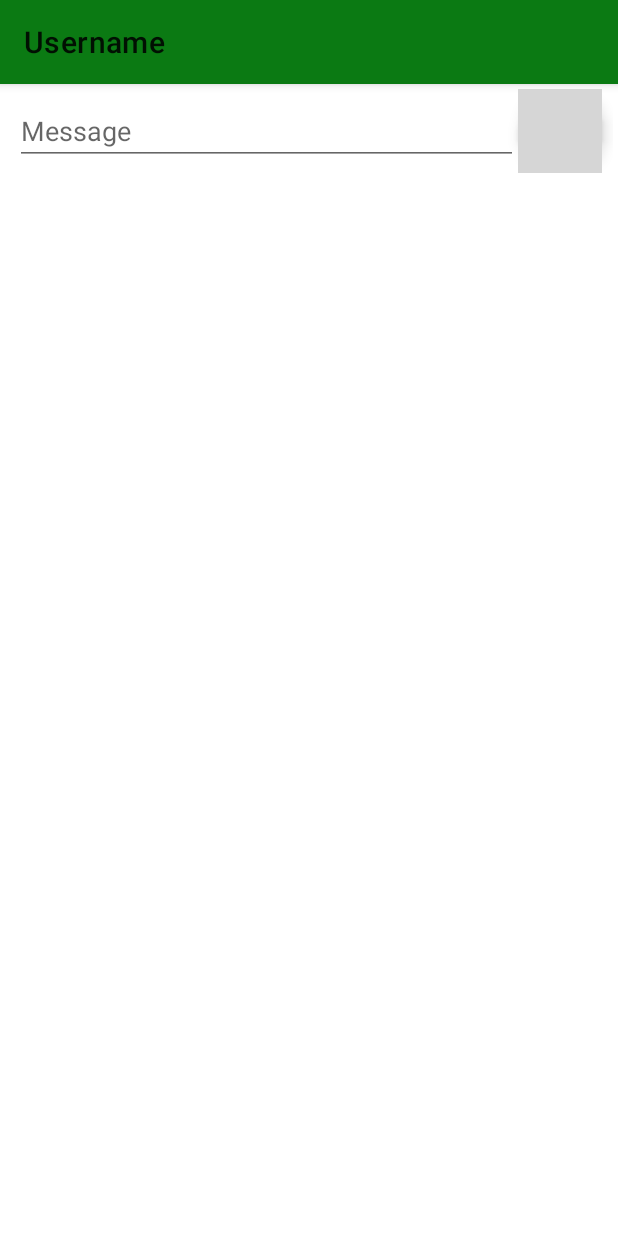
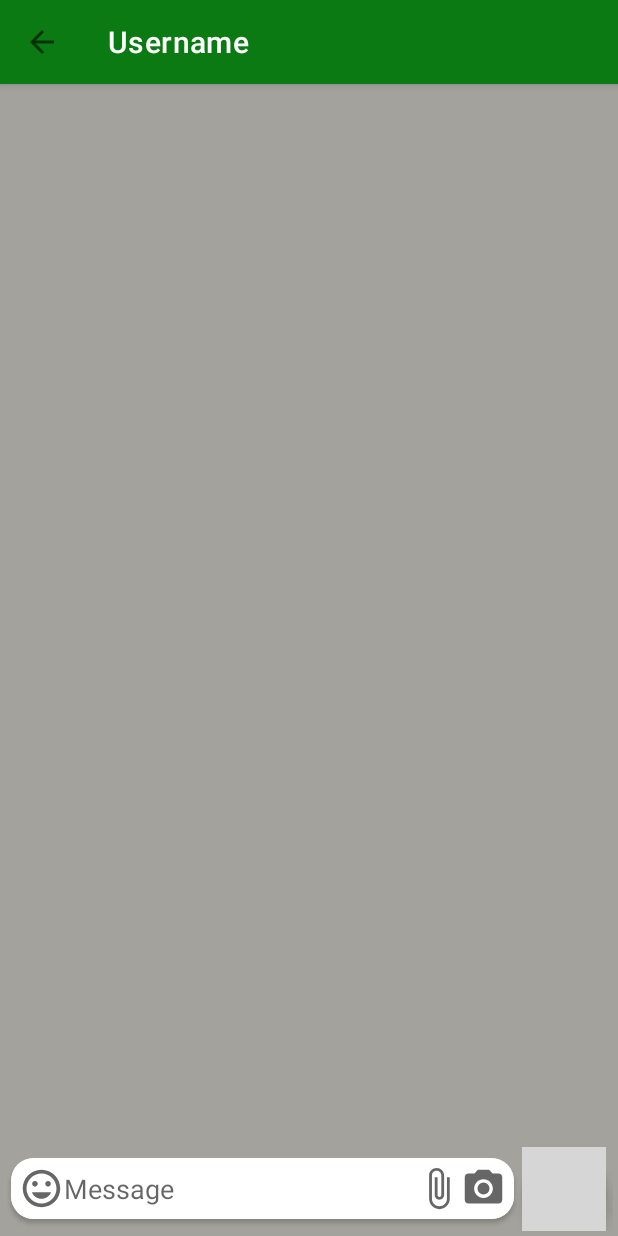
Before and after one commit to Viviandavids/WhatsApp-Clone, an Android app: the ChatActivity screen opened directly, with no data from a screen before it, on a phone screen of 412 x 824 dp. Run offline under Robolectric (Android 15) with nearby library versions, the phone set to English and light mode, and no system bars; grey boxes are pictures that could not be loaded.

Commit message:
Designing the message activity UI

```diff
--- a/AndroidStudioProjects/WMTApp/app/src/main/AndroidManifest.xml
+++ b/AndroidStudioProjects/WMTApp/app/src/main/AndroidManifest.xml
@@ -14,7 +14,8 @@
         android:theme="@style/Theme.WMTApp">
         <activity
             android:name=".ChatActivity"
-            android:exported="false" />
+            android:exported="false"
+            android:parentActivityName=".MainActivity"/>
         <activity
             android:name=".NewBroadcastActivity"
             android:exported="false"
--- a/AndroidStudioProjects/WMTApp/app/src/main/java/com/example/wmtapp/ChatActivity.kt
+++ b/AndroidStudioProjects/WMTApp/app/src/main/java/com/example/wmtapp/ChatActivity.kt
@@ -3,16 +3,27 @@ package com.example.wmtapp
 import androidx.appcompat.app.AppCompatActivity
 import android.os.Bundle
 import androidx.appcompat.widget.Toolbar
+import androidx.recyclerview.widget.LinearLayoutManager
+import androidx.recyclerview.widget.RecyclerView
 
 class ChatActivity : AppCompatActivity() {
     private lateinit var toolbar: Toolbar
+    private lateinit var messageRecyclerView: RecyclerView
 
     override fun onCreate(savedInstanceState: Bundle?) {
         super.onCreate(savedInstanceState)
         setContentView(R.layout.activity_chat)
 
+        setupToolbar()
+
+        messageRecyclerView = findViewById(R.id.messageSection)
+        messageRecyclerView.layoutManager = LinearLayoutManager(this)
+    }
+
+    private fun setupToolbar() {
         toolbar = findViewById(R.id.toolbar)
         setSupportActionBar(toolbar)
         supportActionBar?.title = "Username"
+        supportActionBar?.setDisplayHomeAsUpEnabled(true)
     }
 }
--- /dev/null
+++ b/AndroidStudioProjects/WMTApp/app/src/main/res/drawable/ic_baseline_attach_file_24.xml
@@ -0,0 +1,10 @@
+<vector xmlns:android="http://schemas.android.com/apk/res/android"
+    android:width="24dp"
+    android:height="24dp"
+    android:viewportWidth="24"
+    android:viewportHeight="24"
+    android:tint="?attr/colorControlNormal">
+  <path
+      android:fillColor="@android:color/white"
+      android:pathData="M16.5,6v11.5c0,2.21 -1.79,4 -4,4s-4,-1.79 -4,-4V5c0,-1.38 1.12,-2.5 2.5,-2.5s2.5,1.12 2.5,2.5v10.5c0,0.55 -0.45,1 -1,1s-1,-0.45 -1,-1V6H10v9.5c0,1.38 1.12,2.5 2.5,2.5s2.5,-1.12 2.5,-2.5V5c0,-2.21 -1.79,-4 -4,-4S7,2.79 7,5v12.5c0,3.04 2.46,5.5 5.5,5.5s5.5,-2.46 5.5,-5.5V6h-1.5z"/>
+</vector>
--- /dev/null
+++ b/AndroidStudioProjects/WMTApp/app/src/main/res/drawable/ic_baseline_tag_faces_24.xml
@@ -0,0 +1,10 @@
+<vector xmlns:android="http://schemas.android.com/apk/res/android"
+    android:width="24dp"
+    android:height="24dp"
+    android:viewportWidth="24"
+    android:viewportHeight="24"
+    android:tint="?attr/colorControlNormal">
+  <path
+      android:fillColor="@android:color/white"
+      android:pathData="M11.99,2C6.47,2 2,6.48 2,12s4.47,10 9.99,10C17.52,22 22,17.52 22,12S17.52,2 11.99,2zM12,20c-4.42,0 -8,-3.58 -8,-8s3.58,-8 8,-8 8,3.58 8,8 -3.58,8 -8,8zM15.5,11c0.83,0 1.5,-0.67 1.5,-1.5S16.33,8 15.5,8 14,8.67 14,9.5s0.67,1.5 1.5,1.5zM8.5,11c0.83,0 1.5,-0.67 1.5,-1.5S9.33,8 8.5,8 7,8.67 7,9.5 7.67,11 8.5,11zM12,17.5c2.33,0 4.31,-1.46 5.11,-3.5L6.89,14c0.8,2.04 2.78,3.5 5.11,3.5z"/>
+</vector>
--- a/AndroidStudioProjects/WMTApp/app/src/main/res/layout/activity_chat.xml
+++ b/AndroidStudioProjects/WMTApp/app/src/main/res/layout/activity_chat.xml
@@ -4,7 +4,7 @@
     xmlns:tools="http://schemas.android.com/tools"
     android:layout_width="match_parent"
     android:layout_height="match_parent"
-    android:backgroundTint="@color/grey"
+    android:background="@color/grey"
     tools:context=".ChatActivity">
     <com.google.android.material.appbar.AppBarLayout
         android:layout_width="match_parent"
@@ -12,20 +12,24 @@
         <androidx.appcompat.widget.Toolbar
             android:id="@+id/toolbar"
             android:layout_width="match_parent"
-            android:layout_height="wrap_content"/>
+            android:layout_height="wrap_content"
+            app:titleTextColor="@color/white"/>
     </com.google.android.material.appbar.AppBarLayout>
 
     <LinearLayout
         android:layout_width="match_parent"
         android:layout_height="match_parent"
         android:orientation="vertical"
-        app:layout_behavior="com.google.android.material.appbar.AppBarLayout$ScrollingViewBehavior">
+        app:layout_behavior="com.google.android.material.appbar.AppBarLayout$ScrollingViewBehavior"
+        android:weightSum="10"
+        >
 
         <!-- This will show the messages -->
         <androidx.recyclerview.widget.RecyclerView
             android:id="@+id/messageSection"
             android:layout_width="match_parent"
-            android:layout_height="wrap_content"/>
+            android:layout_height="wrap_content"
+            android:layout_weight="10" />
 
 <!--        This section will enable us send message-->
         <LinearLayout
@@ -36,18 +40,47 @@
             android:layout_margin="3dp"
             android:gravity="center"
             android:layout_gravity="bottom">
-            <LinearLayout
+            <androidx.cardview.widget.CardView
                 android:layout_width="wrap_content"
                 android:layout_height="wrap_content"
-                android:orientation="horizontal"
-                android:background="@color/white"
-                android:layout_weight="95">
-                <EditText
-                    android:id="@+id/message"
+                android:layout_weight="95"
+                app:cardCornerRadius="15dp">
+                <LinearLayout
                     android:layout_width="match_parent"
                     android:layout_height="wrap_content"
-                    android:hint="Message"/>
-            </LinearLayout>
+                    android:orientation="horizontal"
+                    android:background="@color/white"
+                    android:gravity="center_vertical"
+                    android:padding="5dp"
+                    android:weightSum="10">
+                    <ImageButton
+                        android:id="@+id/showEmoji"
+                        android:layout_width="30dp"
+                        android:layout_height="30dp"
+                        android:background="@drawable/ic_baseline_tag_faces_24"/>
+                    <EditText
+                        android:id="@+id/message"
+                        android:layout_width="wrap_content"
+                        android:layout_height="wrap_content"
+                        android:hint="Message"
+                        android:layout_weight="10"
+                        android:background="@null"/>
+
+                    <ImageButton
+                        android:id="@+id/attach_file"
+                        android:layout_width="30dp"
+                        android:layout_height="30dp"
+                        android:background="@drawable/ic_baseline_attach_file_24" />
+
+                    <ImageButton
+                        android:id="@+id/openCamera"
+                        android:layout_width="30dp"
+                        android:layout_height="30dp"
+                        android:background="@drawable/ic_baseline_photo_camera_24"/>
+
+                </LinearLayout>
+            </androidx.cardview.widget.CardView>
+
 
             <com.google.android.material.floatingactionbutton.FloatingActionButton
                 android:layout_width="wrap_content"
@@ -55,7 +88,8 @@
                 android:layout_gravity="end"
                 android:layout_weight="5"
                 android:backgroundTint="@color/green"
-                android:src="@drawable/ic_baseline_send_24"/>
+                android:src="@drawable/ic_baseline_send_24"
+                android:layout_marginLeft="5dp"/>
 
         </LinearLayout>
     </LinearLayout>
--- a/AndroidStudioProjects/WMTApp/app/src/main/res/layout/activity_main.xml
+++ b/AndroidStudioProjects/WMTApp/app/src/main/res/layout/activity_main.xml
@@ -14,7 +14,8 @@
         <androidx.appcompat.widget.Toolbar
             android:id="@id/toolbar"
             android:layout_width="match_parent"
-            android:layout_height="wrap_content"/>
+            android:layout_height="wrap_content"
+            app:titleTextColor="@color/white"/>
         <com.google.android.material.tabs.TabLayout
             android:id="@+id/tab"
             android:layout_height="wrap_content"
--- a/AndroidStudioProjects/WMTApp/app/src/main/res/values/colors.xml
+++ b/AndroidStudioProjects/WMTApp/app/src/main/res/values/colors.xml
@@ -10,5 +10,5 @@
     <color name="green">#0B7A13</color>
     <color name="darkGreen">#023C06</color>
     <color name="lightGreen">#319E07</color>
-    <color name="grey">#5C5B54</color>
+    <color name="grey">#A3A29C</color>
 </resources>
--- a/AndroidStudioProjects/WMTApp/app/src/main/res/values/themes.xml
+++ b/AndroidStudioProjects/WMTApp/app/src/main/res/values/themes.xml
@@ -14,5 +14,6 @@
         <item name="android:statusBarColor" tools:targetApi="l">?attr/colorPrimaryVariant</item>
         <item name="android:colorPrimaryDark">@color/green</item>
         <!-- Customize your theme here. -->
+
     </style>
 </resources>
```
